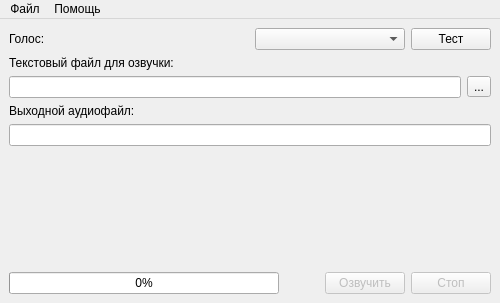
This is ui/mainform.ui in 0valse/voiceover as Qt 5 draws it before an edit. The edited form follows.
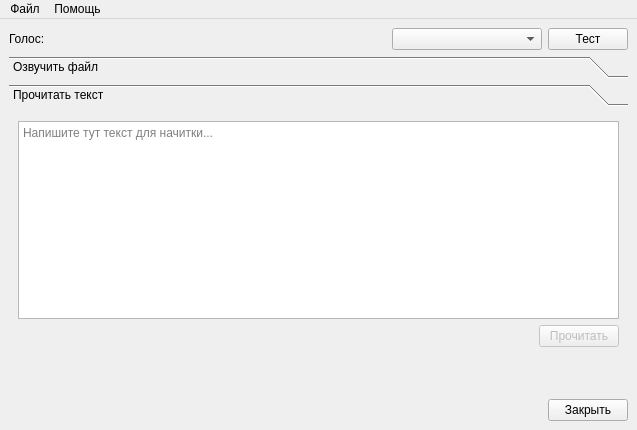
This is the edited form. The open tabs and pages were chosen to show the change. Icons and pictures are not drawn.

Commit message: Add text voiced fuature in UI

```diff
--- a/ui/mainform.ui
+++ b/ui/mainform.ui
@@ -6,8 +6,8 @@
    <rect>
     <x>0</x>
     <y>0</y>
-    <width>500</width>
-    <height>303</height>
+    <width>637</width>
+    <height>430</height>
    </rect>
   </property>
   <property name="minimumSize">
@@ -24,7 +24,7 @@
     <normaloff>:/megaphone.svg</normaloff>:/megaphone.svg</iconset>
   </property>
   <widget class="QWidget" name="centralwidget">
-   <layout class="QVBoxLayout" name="verticalLayout_4">
+   <layout class="QVBoxLayout" name="verticalLayout_6">
     <item>
      <layout class="QVBoxLayout" name="verticalLayout">
       <item>
@@ -87,6 +87,36 @@
      </layout>
     </item>
     <item>
+     <widget class="QToolBox" name="toolBox">
+      <property name="minimumSize">
+       <size>
+        <width>0</width>
+        <height>300</height>
+       </size>
+      </property>
+      <property name="frameShape">
+       <enum>QFrame::NoFrame</enum>
+      </property>
+      <property name="frameShadow">
+       <enum>QFrame::Sunken</enum>
+      </property>
+      <property name="currentIndex">
+       <number>0</number>
+      </property>
+      <widget class="QWidget" name="pageFile">
+       <property name="geometry">
+        <rect>
+         <x>0</x>
+         <y>0</y>
+         <width>625</width>
+         <height>238</height>
+        </rect>
+       </property>
+       <attribute name="label">
+        <string>Озвучить файл</string>
+       </attribute>
+       <layout class="QVBoxLayout" name="verticalLayout_4">
+        <item>
      <layout class="QVBoxLayout" name="verticalLayout_2">
       <item>
        <widget class="QLabel" name="label">
@@ -142,19 +172,6 @@
       </item>
      </layout>
     </item>
-    <item>
-     <spacer name="verticalSpacer">
-      <property name="orientation">
-       <enum>Qt::Vertical</enum>
-      </property>
-      <property name="sizeHint" stdset="0">
-       <size>
-        <width>20</width>
-        <height>47</height>
-       </size>
-      </property>
-     </spacer>
-    </item>
     <item>
      <layout class="QHBoxLayout" name="horizontalLayout_4">
       <item>
@@ -218,12 +235,113 @@
     </item>
    </layout>
   </widget>
+      <widget class="QWidget" name="pageInteraction">
+       <property name="geometry">
+        <rect>
+         <x>0</x>
+         <y>0</y>
+         <width>131</width>
+         <height>137</height>
+        </rect>
+       </property>
+       <attribute name="label">
+        <string>Прочитать текст</string>
+       </attribute>
+       <layout class="QVBoxLayout" name="verticalLayout_5">
+        <item>
+         <widget class="QTextEdit" name="textEdit">
+          <property name="acceptRichText">
+           <bool>false</bool>
+          </property>
+          <property name="placeholderText">
+           <string>Напишите тут текст для начитки...</string>
+          </property>
+         </widget>
+        </item>
+        <item>
+         <layout class="QHBoxLayout" name="horizontalLayout_5">
+          <item>
+           <spacer name="horizontalSpacer_4">
+            <property name="orientation">
+             <enum>Qt::Horizontal</enum>
+            </property>
+            <property name="sizeHint" stdset="0">
+             <size>
+              <width>40</width>
+              <height>20</height>
+             </size>
+            </property>
+           </spacer>
+          </item>
+          <item>
+           <widget class="QPushButton" name="pushButtonVoice">
+            <property name="enabled">
+             <bool>false</bool>
+            </property>
+            <property name="text">
+             <string>Прочитать</string>
+            </property>
+            <property name="icon">
+             <iconset theme="media-playback-start">
+              <normaloff>.</normaloff>.</iconset>
+            </property>
+           </widget>
+          </item>
+         </layout>
+        </item>
+       </layout>
+      </widget>
+     </widget>
+    </item>
+    <item>
+     <spacer name="verticalSpacer">
+      <property name="orientation">
+       <enum>Qt::Vertical</enum>
+      </property>
+      <property name="sizeHint" stdset="0">
+       <size>
+        <width>20</width>
+        <height>47</height>
+       </size>
+      </property>
+     </spacer>
+    </item>
+    <item>
+     <layout class="QHBoxLayout" name="horizontalLayout_2">
+      <item>
+       <spacer name="horizontalSpacer_3">
+        <property name="orientation">
+         <enum>Qt::Horizontal</enum>
+        </property>
+        <property name="sizeHint" stdset="0">
+         <size>
+          <width>40</width>
+          <height>20</height>
+         </size>
+        </property>
+       </spacer>
+      </item>
+      <item>
+       <widget class="QPushButton" name="pushButton">
+        <property name="text">
+         <string>Закрыть</string>
+        </property>
+        <property name="icon">
+         <iconset theme="application-exit">
+          <normaloff>.</normaloff>.</iconset>
+        </property>
+       </widget>
+      </item>
+     </layout>
+    </item>
+   </layout>
+  </widget>
   <widget class="QMenuBar" name="menubar">
    <property name="geometry">
     <rect>
      <x>0</x>
      <y>0</y>
-     <width>500</width>
+     <width>637</width>
      <height>28</height>
     </rect>
    </property>
```
Left out of the diff: 16 changed lines with no effect on the pictures. Lines whose indentation alone changed are shown as unchanged.
